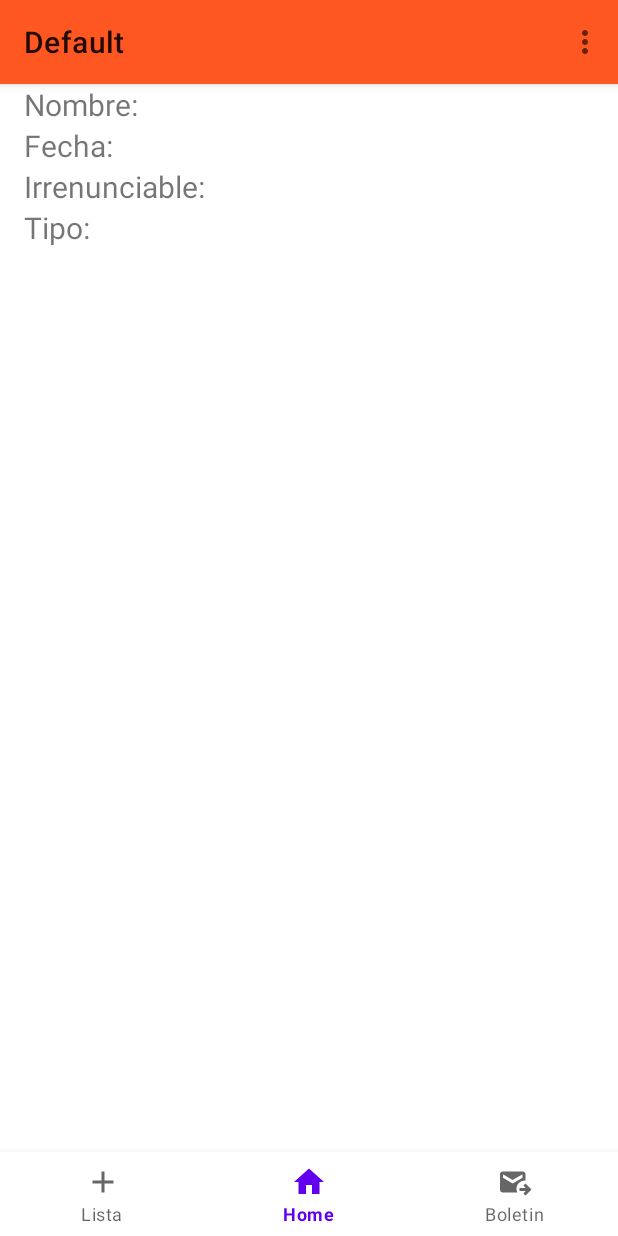
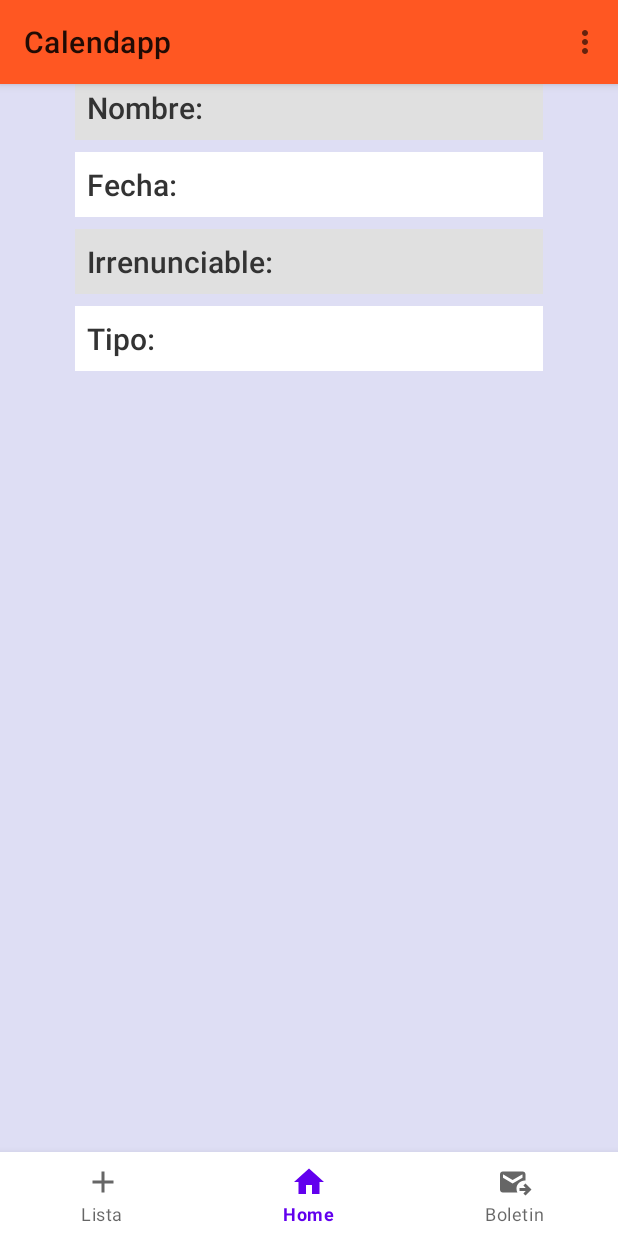
Before and after one commit to Tokhne26/Proyecto-taller-app-moviles, an Android app built with Jetpack Compose: the screen it shows after launch (MainActivity), on a phone screen of 412 x 824 dp. Run offline under Robolectric (Android 15) with nearby library versions, the phone set to English and light mode, and no system bars; our stand-ins replace navigation-ui; network calls fail; 1 statement that could not run was skipped.

Commit message:
Proyecto aplicaciones para moviles 02/10

```diff
--- a/app/src/main/java/com/example/login2/MainActivity.kt
+++ b/app/src/main/java/com/example/login2/MainActivity.kt
@@ -43,7 +43,7 @@ class MainActivity : AppCompatActivity() {
                 R.id.welcomeFragment->"Home"
                 R.id.productFragment->"Lista"
                 R.id.graphFragment->"Boletin"
-                else->"Default"
+                else->"Calendapp"
             }
 
         }
--- a/app/src/main/res/layout/fragment_graph.xml
+++ b/app/src/main/res/layout/fragment_graph.xml
@@ -13,7 +13,8 @@
         >
         <androidx.constraintlayout.widget.ConstraintLayout
             android:layout_width="match_parent"
-            android:layout_height="wrap_content">
+            android:layout_height="wrap_content"
+            android:background="#DEDEF4">
             <TextView
                 android:id="@+id/tvTitulo"
                 android:layout_width="match_parent"
--- a/app/src/main/res/layout/fragment_product.xml
+++ b/app/src/main/res/layout/fragment_product.xml
@@ -31,7 +31,8 @@
                 android:id="@+id/tablaFeriados"
                 android:layout_width="match_parent"
                 android:layout_height="wrap_content"
-                android:stretchColumns="1">
+                android:stretchColumns="1"
+                android:background="#DEDEF4">
 
                 <!-- Encabezado de la tabla -->
                 <TableRow>
@@ -40,7 +41,8 @@
                         android:layout_height="wrap_content"
                         android:text="Nombre"
                         android:padding="8dp"
-                        android:textStyle="bold" />
+                        android:textStyle="bold"
+                        android:background="#DEDEF4"/>
 
                     <TextView
                         android:layout_width="wrap_content"
--- a/app/src/main/res/layout/fragment_welcome.xml
+++ b/app/src/main/res/layout/fragment_welcome.xml
@@ -6,12 +6,11 @@
     tools:context=".view.home.welcome.WelcomeFragment">
 
     <LinearLayout
-        xmlns:android="http://schemas.android.com/apk/res/android"
         android:layout_width="match_parent"
         android:layout_height="match_parent"
         android:orientation="vertical"
-        android:layout_marginTop="40dp"
-        android:padding="16dp">
+        android:padding="50dp"
+        android:background="#DEDEF4">
 
         <!-- Comentarios -->
         <TextView
@@ -19,7 +18,13 @@
             android:layout_width="match_parent"
             android:layout_height="wrap_content"
             android:text="Nombre: "
-            android:textSize="20sp"/>
+            android:textSize="20sp"
+            android:textColor="#333333"
+            android:fontFamily="sans-serif-medium"
+            android:gravity="start"
+            android:background="#E0E0E0"
+            android:padding="8dp"
+            android:layout_marginBottom="8dp"/>
 
         <!-- Fecha -->
         <TextView
@@ -27,7 +32,13 @@
             android:layout_width="match_parent"
             android:layout_height="wrap_content"
             android:text="Fecha: "
-            android:textSize="20sp"/>
+            android:textSize="20sp"
+            android:textColor="#333333"
+            android:fontFamily="sans-serif-medium"
+            android:gravity="start"
+            android:background="#FFFFFF"
+            android:padding="8dp"
+            android:layout_marginBottom="8dp"/>
 
         <!-- Irrenunciable -->
         <TextView
@@ -35,8 +46,13 @@
             android:layout_width="match_parent"
             android:layout_height="wrap_content"
             android:text="Irrenunciable: "
-            android:textSize="20sp"/>
-
+            android:textSize="20sp"
+            android:textColor="#333333"
+            android:fontFamily="sans-serif-medium"
+            android:gravity="start"
+            android:background="#E0E0E0"
+            android:padding="8dp"
+            android:layout_marginBottom="8dp"/>
 
         <!-- Tipo -->
         <TextView
@@ -44,8 +60,13 @@
             android:layout_width="match_parent"
             android:layout_height="wrap_content"
             android:text="Tipo: "
-            android:textSize="20sp"/>
-
+            android:textSize="20sp"
+            android:textColor="#333333"
+            android:fontFamily="sans-serif-medium"
+            android:gravity="start"
+            android:background="#FFFFFF"
+            android:padding="8dp"
+            android:layout_marginBottom="8dp"/>
 
     </LinearLayout>
 
```
